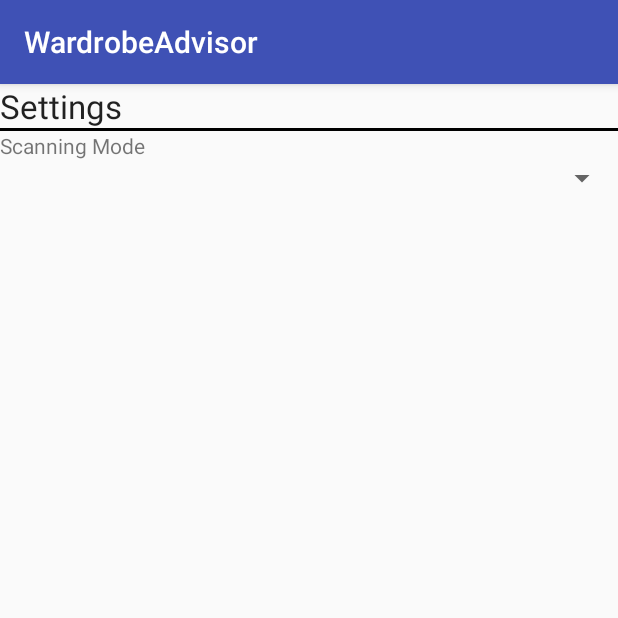
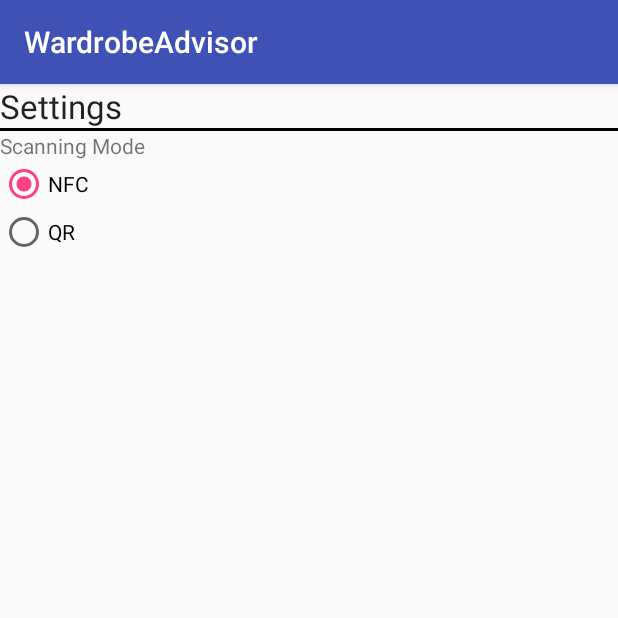
Before and after one commit to mxumichael/WardrobeAdvisor, an Android app: the SettingsView screen opened directly, with no data from a screen before it, on a phone screen of 412 x 824 dp, the top half of it. Run offline under Robolectric (Android 15) with nearby library versions, the phone set to English and light mode, and no system bars.

Commit message:
made scan setting(NFC/QR) persistent in the settings menu.

```diff
--- a/app/src/main/java/com/example/anandchandrasekar/wardrobeadvisor/SettingsView.java
+++ b/app/src/main/java/com/example/anandchandrasekar/wardrobeadvisor/SettingsView.java
@@ -1,6 +1,7 @@
 package com.example.anandchandrasekar.wardrobeadvisor;
 
 import android.content.Context;
+import android.content.SharedPreferences;
 import android.content.res.TypedArray;
 import android.graphics.Canvas;
 import android.graphics.Color;
@@ -12,176 +13,59 @@ import android.support.v7.widget.Toolbar;
 import android.text.TextPaint;
 import android.util.AttributeSet;
 import android.view.View;
+import android.widget.RadioButton;
+import android.widget.Toast;
 
 /**
  * TODO: document your custom view class.
  */
 public class SettingsView extends AppCompatActivity {
-    private String mExampleString; // TODO: use a default from R.string...
-    private int mExampleColor = Color.RED; // TODO: use a default from R.color...
-    private float mExampleDimension = 0; // TODO: use a default from R.dimen...
-    private Drawable mExampleDrawable;
-
-    private TextPaint mTextPaint;
-    private float mTextWidth;
-    private float mTextHeight;
 
 
     @Override
     protected void onCreate(Bundle savedInstanceState) {
         super.onCreate(savedInstanceState);
         setContentView(R.layout.sample_settings_view);
+        RadioButton radio_button_nfc = (RadioButton) findViewById(R.id.radio_NFC);
+        RadioButton radio_button_qr = (RadioButton) findViewById(R.id.radio_QR);
+
+        SharedPreferences sharedPref = getPreferences(Context.MODE_PRIVATE);
+        String scanMode = sharedPref.getString("ScanMode", "NFC");
+        if (scanMode.equals("NFC")) {
+            radio_button_nfc.setChecked(true);
+        } else if (scanMode.equals("QR")) {
+            radio_button_qr.setChecked(true);
+        } else {
+            Toast.makeText(getApplicationContext(), "un-anticipated scanmode:" + scanMode, Toast.LENGTH_LONG).show();
+        }
+
+    }
+
+    public void onRadioButtonClicked(View view) {
+        // Is the button now checked?
+        boolean checked = ((RadioButton) view).isChecked();
+        SharedPreferences sharedPref = getPreferences(Context.MODE_PRIVATE);
+        SharedPreferences.Editor editor = sharedPref.edit();
+
+        String scanMode = sharedPref.getString("ScanMode", "NFC");
+        // Check which radio button was clicked
+        switch (view.getId()) {
+            case R.id.radio_NFC:
+                if (checked) {
+                    Toast.makeText(getApplicationContext(), "radio_NFC checked", Toast.LENGTH_LONG).show();
+                    editor.putString("ScanMode", "NFC");
+                    editor.commit();
+                }
+                break;
+            case R.id.radio_QR:
+                if (checked) {
+                    Toast.makeText(getApplicationContext(), "radio_QR checked", Toast.LENGTH_LONG).show();
+                    editor.putString("ScanMode", "QR");
+                    editor.commit();
+                }
+                break;
+        }
     }
 
 
-/*    private void init(AttributeSet attrs, int defStyle) {
-        // Load attributes
-        final TypedArray a = getApplicationContext().obtainStyledAttributes(
-                attrs, R.styleable.SettingsView, defStyle, 0);
-
-        mExampleString = a.getString(
-                R.styleable.SettingsView_exampleString);
-        mExampleColor = a.getColor(
-                R.styleable.SettingsView_exampleColor,
-                mExampleColor);
-        // Use getDimensionPixelSize or getDimensionPixelOffset when dealing with
-        // values that should fall on pixel boundaries.
-        mExampleDimension = a.getDimension(
-                R.styleable.SettingsView_exampleDimension,
-                mExampleDimension);
-
-        if (a.hasValue(R.styleable.SettingsView_exampleDrawable)) {
-            mExampleDrawable = a.getDrawable(
-                    R.styleable.SettingsView_exampleDrawable);
-            mExampleDrawable.setCallback(this);
-        }
-
-        a.recycle();
-
-        // Set up a default TextPaint object
-        mTextPaint = new TextPaint();
-        mTextPaint.setFlags(Paint.ANTI_ALIAS_FLAG);
-        mTextPaint.setTextAlign(Paint.Align.LEFT);
-
-        // Update TextPaint and text measurements from attributes
-        invalidateTextPaintAndMeasurements();
-    }
-
-    private void invalidateTextPaintAndMeasurements() {
-        mTextPaint.setTextSize(mExampleDimension);
-        mTextPaint.setColor(mExampleColor);
-        mTextWidth = mTextPaint.measureText(mExampleString);
-
-        Paint.FontMetrics fontMetrics = mTextPaint.getFontMetrics();
-        mTextHeight = fontMetrics.bottom;
-    }
-*/
-/*
-    @Override
-    protected void onDraw(Canvas canvas) {
-        super.onDraw(canvas);
-
-        // TODO: consider storing these as member variables to reduce
-        // allocations per draw cycle.
-        int paddingLeft = getPaddingLeft();
-        int paddingTop = getPaddingTop();
-        int paddingRight = getPaddingRight();
-        int paddingBottom = getPaddingBottom();
-
-        int contentWidth = getWidth() - paddingLeft - paddingRight;
-        int contentHeight = getHeight() - paddingTop - paddingBottom;
-
-        // Draw the text.
-        canvas.drawText(mExampleString,
-                paddingLeft + (contentWidth - mTextWidth) / 2,
-                paddingTop + (contentHeight + mTextHeight) / 2,
-                mTextPaint);
-
-        // Draw the example drawable on top of the text.
-        if (mExampleDrawable != null) {
-            mExampleDrawable.setBounds(paddingLeft, paddingTop,
-                    paddingLeft + contentWidth, paddingTop + contentHeight);
-            mExampleDrawable.draw(canvas);
-        }
-    }
-*/
-    /**
-     * Gets the example string attribute value.
-     *
-     * @return The example string attribute value.
-     */
-/*    public String getExampleString() {
-        return mExampleString;
-    }
-
-    /**
-     * Sets the view's example string attribute value. In the example view, this string
-     * is the text to draw.
-     *
-     * @param exampleString The example string attribute value to use.
-     */
- /*   public void setExampleString(String exampleString) {
-        mExampleString = exampleString;
-        invalidateTextPaintAndMeasurements();
-    }
-
-    /**
-     * Gets the example color attribute value.
-     *
-     * @return The example color attribute value.
-     */
- /*   public int getExampleColor() {
-        return mExampleColor;
-    }
-
-    /**
-     * Sets the view's example color attribute value. In the example view, this color
-     * is the font color.
-     *
-     * @param exampleColor The example color attribute value to use.
-     */
- /*   public void setExampleColor(int exampleColor) {
-        mExampleColor = exampleColor;
-        invalidateTextPaintAndMeasurements();
-    }
-
-    /**
-     * Gets the example dimension attribute value.
-     *
-     * @return The example dimension attribute value.
-     */
- /*   public float getExampleDimension() {
-        return mExampleDimension;
-    }
-
-    /**
-     * Sets the view's example dimension attribute value. In the example view, this dimension
-     * is the font size.
-     *
-     * @param exampleDimension The example dimension attribute value to use.
-     */
- /*   public void setExampleDimension(float exampleDimension) {
-        mExampleDimension = exampleDimension;
-        invalidateTextPaintAndMeasurements();
-    }
-
-    /**
-     * Gets the example drawable attribute value.
-     *
-     * @return The example drawable attribute value.
-     */
- /*   public Drawable getExampleDrawable() {
-        return mExampleDrawable;
-    }
-
-    /**
-     * Sets the view's example drawable attribute value. In the example view, this drawable is
-     * drawn above the text.
-     *
-     * @param exampleDrawable The example drawable attribute value to use.
-     */
-  /*  public void setExampleDrawable(Drawable exampleDrawable) {
-        mExampleDrawable = exampleDrawable;
-    }
-    */
 }
--- a/app/src/main/res/layout/sample_settings_view.xml
+++ b/app/src/main/res/layout/sample_settings_view.xml
@@ -19,13 +19,24 @@
     <TextView
         android:layout_width="wrap_content"
         android:layout_height="wrap_content"
-        android:text="@string/scanning_mode"
-        android:id="@+id/textView" />
+        android:text="Scanning Mode"
+        android:id="@+id/scanning_mode_label" />
 
-    <Spinner
-        android:id="@+id/scanning_mode_array"
+
+    <RadioGroup xmlns:android="http://schemas.android.com/apk/res/android"
         android:layout_width="fill_parent"
         android:layout_height="wrap_content"
-        android:layout_gravity="center_vertical" />
+        android:orientation="vertical">
+        <RadioButton android:id="@+id/radio_NFC"
+            android:layout_width="wrap_content"
+            android:layout_height="wrap_content"
+            android:text="NFC"
+            android:onClick="onRadioButtonClicked"/>
+        <RadioButton android:id="@+id/radio_QR"
+            android:layout_width="wrap_content"
+            android:layout_height="wrap_content"
+            android:text="QR"
+            android:onClick="onRadioButtonClicked"/>
+    </RadioGroup>
 
 </LinearLayout>
```
